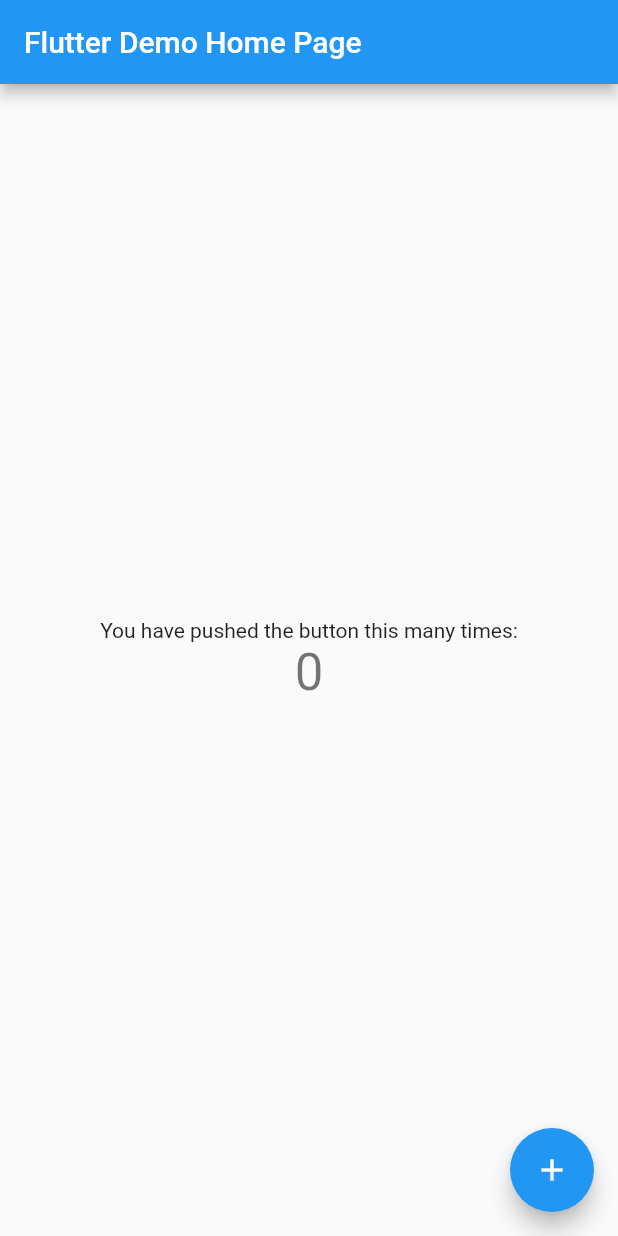
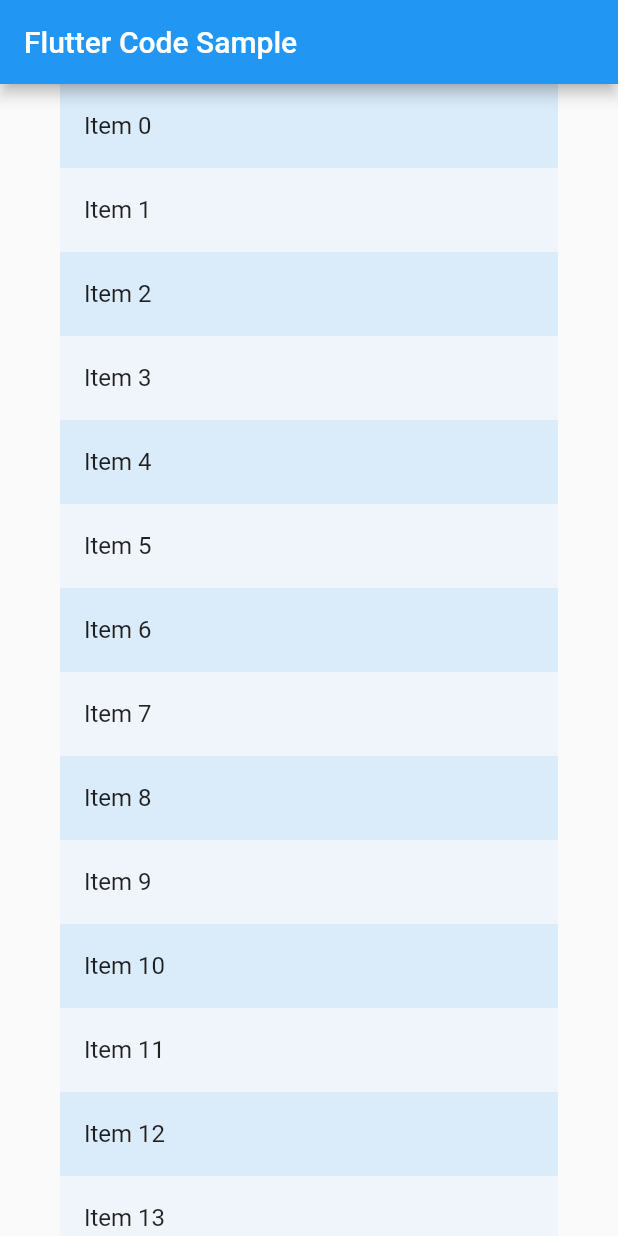
Before and after one commit to bestriser/reorderable_list_view_sample, a Flutter app: the screen it shows after launch, on a phone screen of 412 x 824 dp. Run offline on Flutter 3.47's test engine with Material 2 defaults, Android fonts, the phone set to English and light mode, and no system bars.

Commit message:
[add] Flutterの公式リファレンスのサンプルコードをコピペしてReorderableListViewを実装しました https://api.flutter.dev/flutter/material/ReorderableListView-class.html

```diff
--- a/lib/main.dart
+++ b/lib/main.dart
@@ -1,67 +1,59 @@
 import 'package:flutter/material.dart';
 
-void main() {
-  runApp(const MyApp());
-}
+void main() => runApp(const MyApp());
 
 class MyApp extends StatelessWidget {
   const MyApp({Key? key}) : super(key: key);
 
+  static const String _title = 'Flutter Code Sample';
+
   @override
   Widget build(BuildContext context) {
     return MaterialApp(
-      title: 'Flutter Demo',
-      theme: ThemeData(
-        primarySwatch: Colors.blue,
+      title: _title,
+      home: Scaffold(
+        appBar: AppBar(title: const Text(_title)),
+        body: const MyStatefulWidget(),
       ),
-      home: const MyHomePage(title: 'Flutter Demo Home Page'),
     );
   }
 }
 
-class MyHomePage extends StatefulWidget {
-  const MyHomePage({Key? key, required this.title}) : super(key: key);
-
-  final String title;
+class MyStatefulWidget extends StatefulWidget {
+  const MyStatefulWidget({Key? key}) : super(key: key);
 
   @override
-  State<MyHomePage> createState() => _MyHomePageState();
+  State<MyStatefulWidget> createState() => _MyStatefulWidgetState();
 }
 
-class _MyHomePageState extends State<MyHomePage> {
-  int _counter = 0;
-
-  void _incrementCounter() {
-    setState(() {
-      _counter++;
-    });
-  }
+class _MyStatefulWidgetState extends State<MyStatefulWidget> {
+  final List<int> _items = List<int>.generate(50, (int index) => index);
 
   @override
   Widget build(BuildContext context) {
-    return Scaffold(
-      appBar: AppBar(
-        title: Text(widget.title),
-      ),
-      body: Center(
-        child: Column(
-          mainAxisAlignment: MainAxisAlignment.center,
-          children: <Widget>[
-            const Text(
-              'You have pushed the button this many times:',
-            ),
-            Text(
-              '$_counter',
-              style: Theme.of(context).textTheme.headline4,
-            ),
-          ],
-        ),
-      ),
-      floatingActionButton: FloatingActionButton(
-        onPressed: _incrementCounter,
-        tooltip: 'Increment',
-        child: const Icon(Icons.add),
-      ),
+    final ColorScheme colorScheme = Theme.of(context).colorScheme;
+    final Color oddItemColor = colorScheme.primary.withOpacity(0.05);
+    final Color evenItemColor = colorScheme.primary.withOpacity(0.15);
+
+    return ReorderableListView(
+      padding: const EdgeInsets.symmetric(horizontal: 40),
+      children: <Widget>[
+        for (int index = 0; index < _items.length; index += 1)
+          ListTile(
+            key: Key('$index'),
+            tileColor: _items[index].isOdd ? oddItemColor : evenItemColor,
+            title: Text('Item ${_items[index]}'),
+          ),
+      ],
+      onReorder: (int oldIndex, int newIndex) {
+        setState(() {
+          if (oldIndex < newIndex) {
+            newIndex -= 1;
+          }
+          final int item = _items.removeAt(oldIndex);
+          _items.insert(newIndex, item);
+        });
+      },
     );
   }
 }
```
